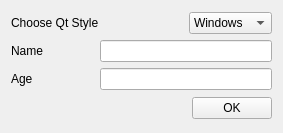
First picture: the form in addon/painting/ex-simpleqss/form.ui, repository enricop/qt-training, before the edit.
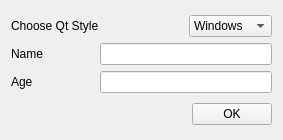
Second picture: the form after the edit.

Patch:
```diff
--- a/addon/painting/ex-simpleqss/form.ui
+++ b/addon/painting/ex-simpleqss/form.ui
@@ -1,12 +1,12 @@
 <ui version="4.0" >
  <class>Form</class>
- <widget class="QWidget" name="Form" >
-  <property name="geometry" >
+ <widget class="QWidget" name="Form">
+  <property name="geometry">
    <rect>
     <x>0</x>
     <y>0</y>
     <width>283</width>
-    <height>133</height>
+    <height>140</height>
    </rect>
   </property>
   <property name="windowTitle" >
```
Left out of the diff: 60 changed lines with no effect on the pictures.
